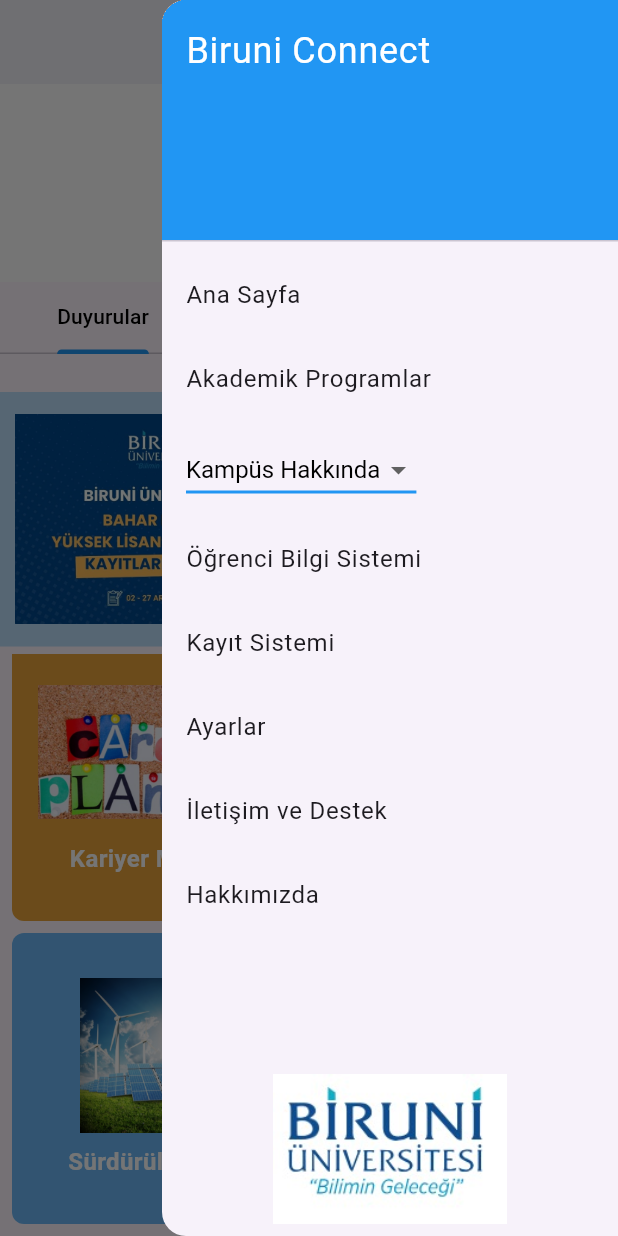
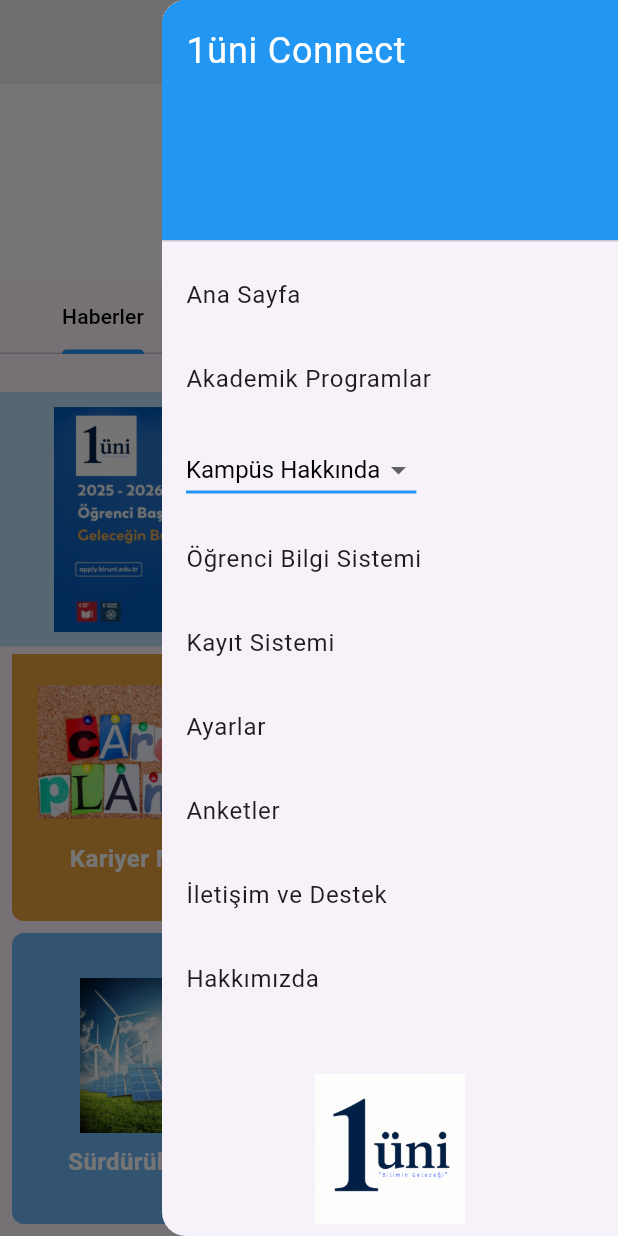
Before and after one commit to kaanking1907/Biruni_Connect, a Flutter app: the screen it shows after launch, scrolled down 428 dp, after a tap on the "menu" icon, on a phone screen of 412 x 824 dp. Run offline on Flutter 3.47's test engine with Material 3 defaults, Android fonts, the phone set to English and light mode, and no system bars; our stand-ins replace geolocator, supabase_flutter; missing offline and left inert: panorama_viewer; accounts and stored records are empty.

Commit message:
Anketler Update

```diff
--- /dev/null
+++ b/biruni_connect/assets/anketler.csv
@@ -0,0 +1,2 @@
+soru,secenek1,secenek2,oy1,oy2,aciklama1,aciklama2
+"Üni uygulamasında hangisini görmek istersiniz?","Taksi","Okul Klüpleri",0,0,"Taksi: Okul servisi yeterli olmadığından okulumuzdan Marmaray'a ve yurda ayrıca Marmaray'dan ve yurttan okulumuza çok ucuz miktarda oturarak öğrenci taşıma eylemi.","Okul Klüpleri: Okulumuzda aktif faaliyet gösteren klüplerin içerikleri ve etkinlikleri."
--- a/biruni_connect/lib/ayarlar.dart
+++ b/biruni_connect/lib/ayarlar.dart
@@ -1,5 +1,4 @@
 import 'package:flutter/material.dart';
-import 'package:provider/provider.dart';
 //import 'language_provider.dart';
 //import 'theme_provider.dart';
 
--- a/biruni_connect/lib/ham_menu.dart
+++ b/biruni_connect/lib/ham_menu.dart
@@ -1,12 +1,12 @@
 import 'package:flutter/material.dart';
 import 'package:url_launcher/url_launcher.dart';
 import 'ayarlar.dart';
-import 'SanalTur/sanal_tur.dart';
 import 'InfoButtons/akademik_takvim_page.dart';
 import 'kampus_rebher.dart';
 import 'InfoButtons/about_page.dart';
 import 'main.dart';
 import 'InfoButtons/iletisim_page.dart';
+import 'AnketPage.dart';
 
 class HamburgerMenu extends StatefulWidget {
   const HamburgerMenu({super.key});
@@ -32,7 +32,7 @@
                     color: Colors.blue,
                   ),
                   child: Text(
-                    'Biruni Connect',
+                    '1üni Connect',
                     style: TextStyle(
                       color: Colors.white,
                       fontSize: 24,
@@ -81,13 +81,6 @@
                             _selectedCategory = newValue!;
                           });
                           switch (newValue) {
-                            case 'Kampüs Hakkında':
-                              Navigator.push(
-                                context,
-                                MaterialPageRoute(
-                                    builder: (context) => KampusHakkindaPage()),
-                              );
-                              break;
                             case 'Sanal Tur':
                               Navigator.push(
                                 context,
@@ -153,6 +146,14 @@
                   },
                 ),
                 ListTile(
+                  title: const Text('Anketler'),
+                  onTap: (){
+                    Navigator.push(
+                        context,
+                        MaterialPageRoute(builder: (context) => AnketPage()));
+                    },
+                ),
+                ListTile(
                   title: const Text('İletişim ve Destek'),
                   onTap: () {
                     Navigator.push(
@@ -177,7 +178,7 @@
           Container(
             padding: const EdgeInsets.all(8.0),
             child: Image.asset(
-              'assets/images/logo2.png', // Dosya yolunuza göre güncelleyin
+              'assets/1uni/1uni_bilimin.png', // Dosya yolunuza göre güncelleyin
               height: 100.0,
               fit: BoxFit.contain,
             ),
--- a/biruni_connect/lib/loading_logo.dart
+++ b/biruni_connect/lib/loading_logo.dart
@@ -21,7 +21,7 @@
         child: RotationTransition(
           turns: _controller,
           child: Image.asset(
-            'assets/images/logo.png', // Logonun yolu
+            'assets/1uni/1uni.png', // Logonun yolu
             width: 300,
             height: 300,
           ),
--- a/biruni_connect/lib/main.dart
+++ b/biruni_connect/lib/main.dart
@@ -1,19 +1,23 @@
 import 'package:flutter/material.dart';
 import 'loading_logo.dart';
-import 'all_announcements_page.dart';
 import 'InfoButtons/erasmus_page.dart';
 import 'InfoButtons/tanitimfilmi_page.dart';
 import 'InfoButtons/aday_ogrenci_page.dart';
 import 'ham_menu.dart';
 import 'InfoButtons/akademik_takvim_page.dart';
-import 'package:url_launcher/url_launcher.dart';
 import 'InfoButtons/surdurulebilirlik_page.dart';
 import 'InfoButtons/surekli_egitim_page.dart';
 import 'InfoButtons/kariyer_merkezi_page.dart';
+import 'package:supabase_flutter/supabase_flutter.dart';
 
+void main() async {
+  WidgetsFlutterBinding.ensureInitialized();
+  runApp(const BiruniConnectApp());
 
-void main() {
-  runApp(const BiruniConnectApp());
+  await Supabase.initialize(
+    url: 'https://zgqbuohjddoxaqsatfjm.supabase.co',
+    anonKey: 'eyJhbGciOiJIUzI1NiIsInR5cCI6IkpXVCJ9.eyJpc3MiOiJzdXBhYmFzZSIsInJlZiI6InpncWJ1b2hqZGRveGFxc2F0ZmptIiwicm9sZSI6ImFub24iLCJpYXQiOjE3NDQwMzA2MTIsImV4cCI6MjA1OTYwNjYxMn0.G5-fRTvKKadf4crcjW1kpZJ_IZgaIf06U540qwulAGg',
+  );
 }
 
 class BiruniConnectApp extends StatelessWidget {
@@ -23,8 +27,8 @@
   Widget build(BuildContext context) {
     return const MaterialApp(
         debugShowCheckedModeBanner: false,
-        title: 'Biruni Connect',
-        home: LoadingScreen() // İlk olarak yükleme ekranı gösteriliyor
+        title: 'biruni Connect',
+        home: LoadingScreen()
     );
   }
 }
@@ -65,7 +69,7 @@
               padding: const EdgeInsets.all(16.0),
               child: Center(
                 child: Image.asset(
-                  'assets/images/logo2.png', // Logonun yolu
+                  'assets/1uni/1uni_bilimin.png', // Logonun yolu
                   height: 100.0,
                 ),
               ),
@@ -75,9 +79,9 @@
               labelColor: Colors.black,
               indicatorColor: Colors.blue,
               tabs: [
+                Tab(text: 'Haberler'),
                 Tab(text: 'Duyurular'),
                 Tab(text: 'Etkinlikler'),
-                Tab(text: 'Haberler'),
               ],
             ),
             // TabBarView
@@ -88,11 +92,11 @@
                   _buildScrollableContent([
                     {
                       'text': 'Duyuru 1: Bahar dönemi kayıtları başladı!',
-                      'image': 'assets/images/dyr.png',
+                      'image': 'assets/1uni/25-26_Ogrenci_basvuru.png',
                     },
                     {
                       'text': 'Duyuru 2: Yeni etkinlikler takvimi yayınlandı!',
-                      'image': 'assets/images/dyr2.png',
+                      'image': 'assets/1uni/Tıp_akre_basari_toren.png',
                     },
                     {
                       'text': 'Duyuru 3: Mezuniyet töreni detayları açıklandı!',
--- a/biruni_connect/pubspec.yaml
+++ b/biruni_connect/pubspec.yaml
@@ -28,15 +28,20 @@
 # the latest version available on pub.dev. To see which dependencies have newer
 # versions available, run `flutter pub outdated`.
 dependencies:
+  http: ^1.3.0
   flutter:
     sdk: flutter
   url_launcher: any
   panorama_viewer: any
+  uuid: ^3.0.5
   intl: any
   provider: ^6.0.4
   geolocator: ^10.0.0
   flutter_localizations:
     sdk: flutter
+  shared_preferences: ^2.0.15
+  supabase_flutter: ^2.8.4
+
 
   # The following adds the Cupertino Icons font to your application.
   # Use with the CupertinoIcons class for iOS style icons.
@@ -70,6 +75,7 @@
   #   - images/a_dot_ham.jpeg
   assets:
     - assets/360/
+    - assets/1uni/
     - assets/images/
     - assets/images/adayögrenci.png
     - assets/images/sürdürülebilirlik.png
```
Also changed, not shown: biruni_connect/lib/AnketPage.dart (added, +206 -0 lines), biruni_connect/assets/1uni/1uni.png (added), biruni_connect/assets/1uni/1uni_bilimin.png (added), biruni_connect/assets/1uni/25-26_Ogrenci_basvuru.png (added), biruni_connect/assets/1uni/Tıp_akre_basari_toren.png (added), biruni_connect/firebase.json (added), biruni_connect/pubspec.lock, 17 other files.
